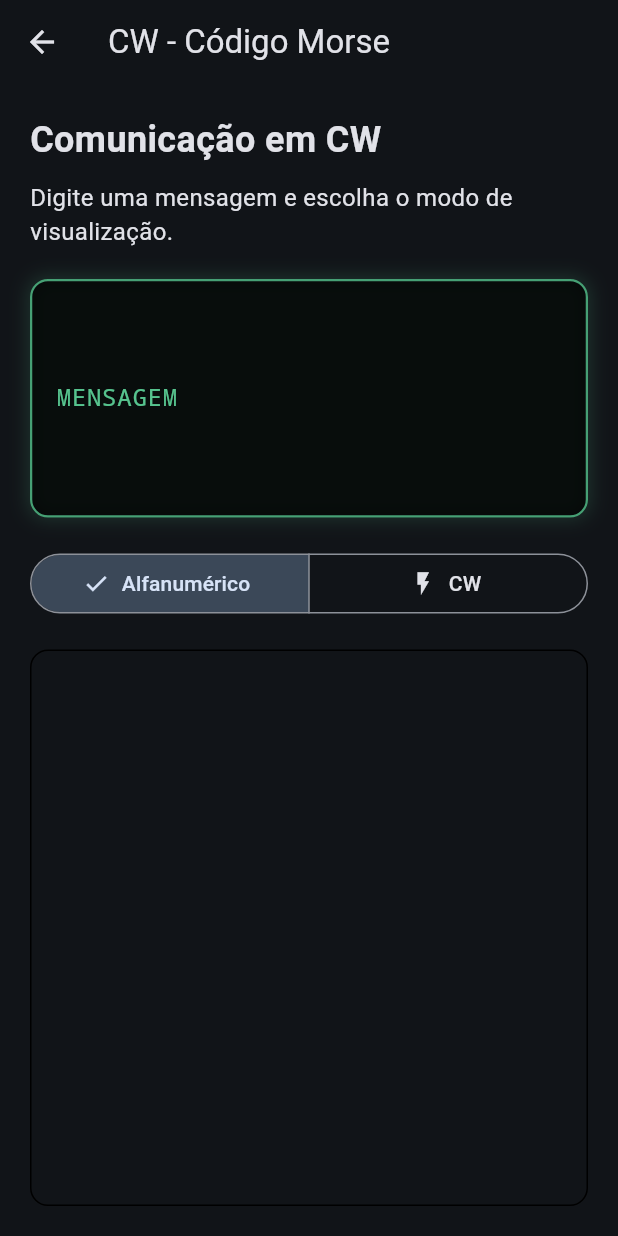
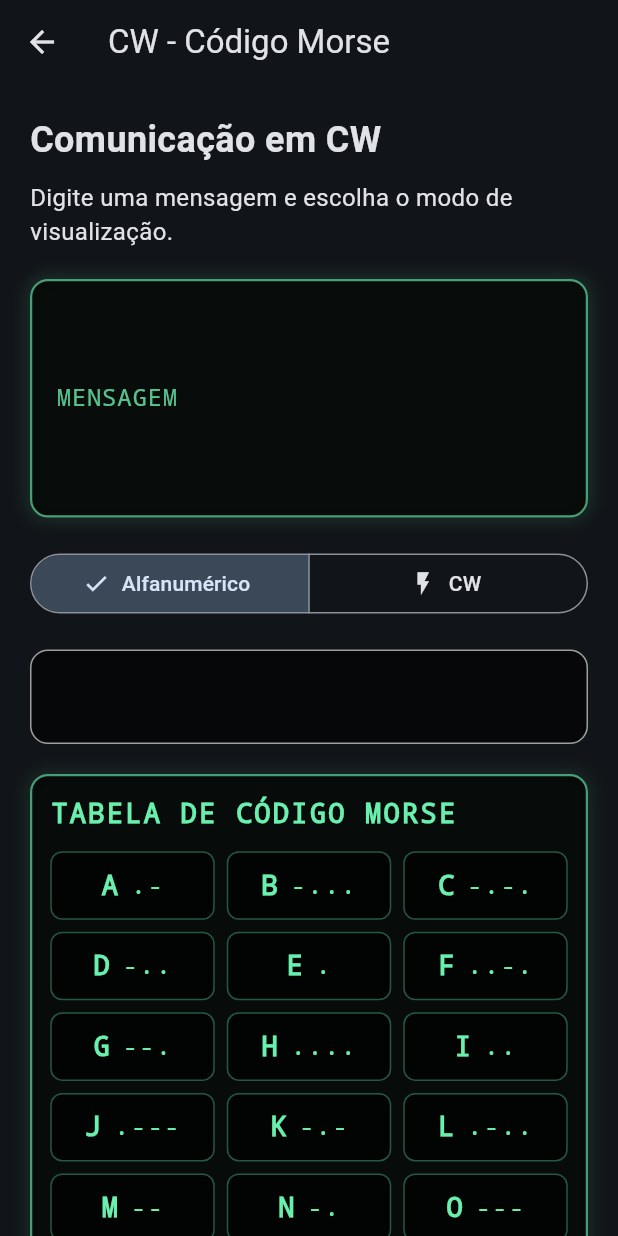
Before and after one commit to Pu2rmm/RBCOM, a Flutter app: the CWScreen screen opened directly, on a phone screen of 412 x 824 dp. Run offline on Flutter 3.47's test engine with Material 3 defaults, Android fonts, the phone set to English and light mode, and no system bars; our stand-ins replace shared_preferences; accounts and stored records are empty.

Commit message:
Adiciona tabela de codigo Morse na tela CW

```diff
--- a/lib/screens/cw_screen.dart
+++ b/lib/screens/cw_screen.dart
@@ -69,6 +69,10 @@ class _CWScreenState extends State<CWScreen> {
   };
 
   String _converterParaMorse(String texto) {
+    if (texto.trim().isEmpty) {
+      return '';
+    }
+
     final palavras = texto.toUpperCase().trim().split(RegExp(r'\s+'));
 
     return palavras
@@ -79,6 +83,92 @@ class _CWScreenState extends State<CWScreen> {
               .join(' '),
         )
         .join(' / ');
+  }
+
+  Widget _buildTabelaMorse() {
+    return Container(
+      margin: const EdgeInsets.only(top: 20),
+      padding: const EdgeInsets.all(12),
+      decoration: BoxDecoration(
+        color: Colors.black.withValues(alpha: 0.75),
+        borderRadius: BorderRadius.circular(12),
+        border: Border.all(
+          color: Colors.greenAccent.withValues(alpha: 0.65),
+          width: 1.5,
+        ),
+        boxShadow: [
+          BoxShadow(
+            color: Colors.greenAccent.withValues(alpha: 0.12),
+            blurRadius: 10,
+            spreadRadius: 1,
+          ),
+        ],
+      ),
+      child: Column(
+        crossAxisAlignment: CrossAxisAlignment.start,
+        children: [
+          const Text(
+            'TABELA DE CÓDIGO MORSE',
+            style: TextStyle(
+              color: Colors.greenAccent,
+              fontSize: 18,
+              fontWeight: FontWeight.bold,
+              fontFamily: 'monospace',
+              letterSpacing: 1.5,
+            ),
+          ),
+          const SizedBox(height: 12),
+          GridView.builder(
+            shrinkWrap: true,
+            physics: const NeverScrollableScrollPhysics(),
+            itemCount: _morse.length,
+            gridDelegate: const SliverGridDelegateWithFixedCrossAxisCount(
+              crossAxisCount: 3,
+              childAspectRatio: 2.4,
+              crossAxisSpacing: 8,
+              mainAxisSpacing: 8,
+            ),
+            itemBuilder: (context, index) {
+              final entrada = _morse.entries.elementAt(index);
+
+              return Container(
+                decoration: BoxDecoration(
+                  color: Colors.black.withValues(alpha: 0.65),
+                  borderRadius: BorderRadius.circular(8),
+                  border: Border.all(
+                    color: Colors.greenAccent.withValues(alpha: 0.35),
+                  ),
+                ),
+                child: Row(
+                  mainAxisAlignment: MainAxisAlignment.center,
+                  children: [
+                    Text(
+                      entrada.key,
+                      style: const TextStyle(
+                        color: Colors.greenAccent,
+                        fontSize: 18,
+                        fontWeight: FontWeight.bold,
+                        fontFamily: 'monospace',
+                      ),
+                    ),
+                    const SizedBox(width: 8),
+                    Text(
+                      entrada.value,
+                      style: const TextStyle(
+                        color: Colors.greenAccent,
+                        fontSize: 16,
+                        fontFamily: 'monospace',
+                        letterSpacing: 1.5,
+                      ),
+                    ),
+                  ],
+                ),
+              );
+            },
+          ),
+        ],
+      ),
+    );
   }
 
   @override
@@ -93,7 +183,7 @@ class _CWScreenState extends State<CWScreen> {
 
     return Scaffold(
       appBar: AppBar(title: const Text('CW - Código Morse')),
-      body: Padding(
+      body: SingleChildScrollView(
         padding: const EdgeInsets.all(20),
         child: Column(
           crossAxisAlignment: CrossAxisAlignment.stretch,
@@ -108,6 +198,10 @@ class _CWScreenState extends State<CWScreen> {
               style: TextStyle(fontSize: 16),
             ),
             const SizedBox(height: 20),
+
+            // =====================================================
+            // CAMPO DE MENSAGEM
+            // =====================================================
             Container(
               decoration: BoxDecoration(
                 color: Colors.black.withValues(alpha: 0.75),
@@ -153,7 +247,12 @@ class _CWScreenState extends State<CWScreen> {
                 ),
               ),
             ),
+
             const SizedBox(height: 20),
+
+            // =====================================================
+            // SELETOR DE MODO
+            // =====================================================
             SegmentedButton<String>(
               segments: const [
                 ButtonSegment<String>(
@@ -174,15 +273,34 @@ class _CWScreenState extends State<CWScreen> {
                 });
               },
             ),
+
             const SizedBox(height: 20),
-            Expanded(
-              child: Container(
+
+            // =====================================================
+            // ÁREA DE RESULTADO
+            // =====================================================
+            Container(
               padding: const EdgeInsets.all(16),
               decoration: BoxDecoration(
-                  border: Border.all(),
+                color: Colors.black.withValues(alpha: 0.65),
+                border: Border.all(
+                  color: _modo == 'CW'
+                      ? Colors.greenAccent.withValues(alpha: 0.65)
+                      : Colors.grey,
+                ),
                 borderRadius: BorderRadius.circular(12),
+                boxShadow: _modo == 'CW'
+                    ? [
+                        BoxShadow(
+                          color: Colors.greenAccent.withValues(alpha: 0.12),
+                          blurRadius: 10,
+                          spreadRadius: 1,
+                        ),
+                      ]
+                    : null,
               ),
               child: SingleChildScrollView(
+                scrollDirection: Axis.horizontal,
                 child: Text(
                   _modo == 'Alfanumérico'
                       ? mensagem
@@ -195,9 +313,7 @@ class _CWScreenState extends State<CWScreen> {
                     shadows: _modo == 'CW'
                         ? [
                             Shadow(
-                                color: Colors.greenAccent.withValues(
-                                  alpha: 0.6,
-                                ),
+                              color: Colors.greenAccent.withValues(alpha: 0.6),
                               blurRadius: 8,
                             ),
                           ]
@@ -206,7 +322,13 @@ class _CWScreenState extends State<CWScreen> {
                 ),
               ),
             ),
-            ),
+
+            // =====================================================
+            // TABELA MORSE
+            // =====================================================
+            _buildTabelaMorse(),
+
+            const SizedBox(height: 20),
           ],
         ),
       ),
```
Lines whose indentation alone changed are shown as unchanged.
